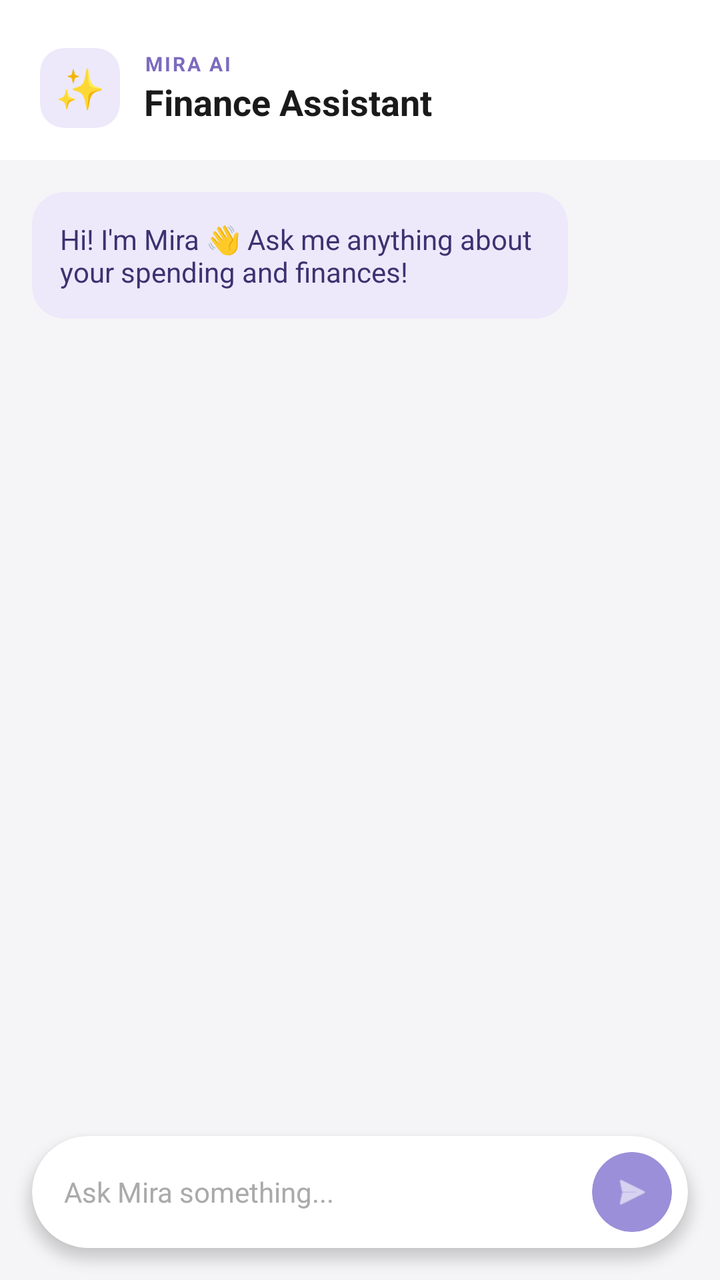
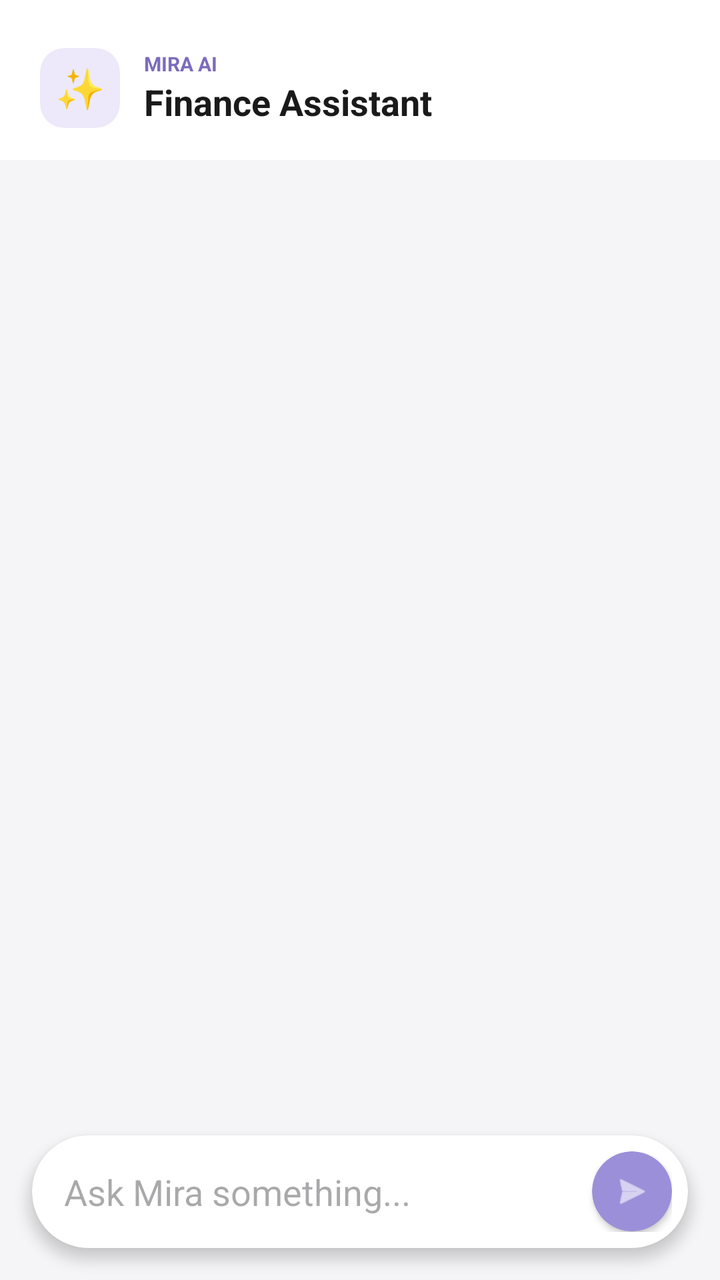

The first picture is an Android layout as it rendered before a commit; the second is the same layout after the commit. The layout source and the unified diff follow.
<!-- AndroidManifest.xml: application theme Theme.WatchYourWallet -->
<!-- res/layout/activity_chatbot.xml -->
<?xml version="1.0" encoding="utf-8"?>
<androidx.constraintlayout.widget.ConstraintLayout
    xmlns:android="http://schemas.android.com/apk/res/android"
    xmlns:app="http://schemas.android.com/apk/res-auto"
    android:layout_width="match_parent"
    android:layout_height="match_parent"
    android:background="#F5F5F7">

    
    <LinearLayout
        android:id="@+id/topBar"
        android:layout_width="0dp"
        android:layout_height="wrap_content"
        android:orientation="horizontal"
        android:paddingHorizontal="20dp"
        android:paddingTop="24dp"
        android:paddingBottom="16dp"
        android:gravity="center_vertical"
        android:background="#FFFFFF"
        app:layout_constraintTop_toTopOf="parent"
        app:layout_constraintStart_toStartOf="parent"
        app:layout_constraintEnd_toEndOf="parent">

        
        <androidx.cardview.widget.CardView
            android:layout_width="40dp"
            android:layout_height="40dp"
            app:cardCornerRadius="12dp"
            app:cardElevation="0dp"
            app:cardBackgroundColor="#EDE9FB"
            android:layout_marginEnd="12dp">

            <TextView
                android:layout_width="match_parent"
                android:layout_height="match_parent"
                android:text="✨"
                android:textSize="20sp"
                android:gravity="center"/>
        </androidx.cardview.widget.CardView>

        
        <LinearLayout
            android:layout_width="0dp"
            android:layout_height="wrap_content"
            android:layout_weight="1"
            android:orientation="vertical">

            <TextView
                android:text="MIRA AI"
                android:textSize="10sp"
                android:textColor="#7C6BBF"
                android:textStyle="bold"
                android:letterSpacing="0.1"
                android:layout_width="wrap_content"
                android:layout_height="wrap_content"/>

            <TextView
                android:text="Finance Assistant"
                android:textSize="18sp"
                android:textColor="#1A1A1A"
                android:textStyle="bold"
                android:layout_width="wrap_content"
                android:layout_height="wrap_content"/>
        </LinearLayout>
    </LinearLayout>

    
    <ScrollView
        android:id="@+id/scrollView"
        android:layout_width="0dp"
        android:layout_height="0dp"
        android:fillViewport="true"
        app:layout_constraintTop_toBottomOf="@id/topBar"
        app:layout_constraintBottom_toTopOf="@id/inputCard"
        app:layout_constraintStart_toStartOf="parent"
        app:layout_constraintEnd_toEndOf="parent">

        <LinearLayout
            android:layout_width="match_parent"
            android:layout_height="wrap_content"
            android:orientation="vertical"
            android:padding="16dp">

            
            <androidx.cardview.widget.CardView
                android:layout_width="wrap_content"
                android:layout_height="wrap_content"
                android:layout_marginBottom="12dp"
                android:layout_gravity="start"
                android:layout_marginEnd="60dp"
                app:cardCornerRadius="16dp"
                app:cardElevation="0dp"
                app:cardBackgroundColor="#EDE9FB">

                <TextView
                    android:layout_width="wrap_content"
                    android:layout_height="wrap_content"
                    android:text="Hi! I'm Mira 👋 Ask me anything about your spending and finances!"
                    android:textSize="14sp"
                    android:textColor="#3D3270"
                    android:padding="14dp"/>
            </androidx.cardview.widget.CardView>

            
            <TextView
                android:id="@+id/chatHistory"
                android:layout_width="match_parent"
                android:layout_height="wrap_content"
                android:textSize="14sp"
                android:textColor="#1A1A1A"
                android:lineSpacingExtra="6dp"/>

        </LinearLayout>
    </ScrollView>

    
    <androidx.cardview.widget.CardView
        android:id="@+id/inputCard"
        android:layout_width="0dp"
        android:layout_height="wrap_content"
        android:layout_marginHorizontal="16dp"
        android:layout_marginBottom="16dp"
        app:cardCornerRadius="28dp"
        app:cardElevation="4dp"
        app:cardBackgroundColor="#FFFFFF"
        app:layout_constraintBottom_toBottomOf="parent"
        app:layout_constraintStart_toStartOf="parent"
        app:layout_constraintEnd_toEndOf="parent">

        <LinearLayout
            android:layout_width="match_parent"
            android:layout_height="wrap_content"
            android:orientation="horizontal"
            android:paddingStart="16dp"
            android:paddingEnd="8dp"
            android:paddingVertical="8dp"
            android:gravity="center_vertical">

            <EditText
                android:id="@+id/userInput"
                android:layout_width="0dp"
                android:layout_height="wrap_content"
                android:layout_weight="1"
                android:hint="Ask Mira something..."
                android:textSize="14sp"
                android:textColor="#1A1A1A"
                android:textColorHint="#AAAAAA"
                android:background="@null"
                android:maxLines="3"
                android:paddingVertical="8dp"/>

            
            <androidx.cardview.widget.CardView
                android:id="@+id/sendButton"
                android:layout_width="40dp"
                android:layout_height="40dp"
                android:layout_marginStart="8dp"
                app:cardCornerRadius="20dp"
                app:cardElevation="0dp"
                app:cardBackgroundColor="#9C8FD9">

                <ImageView
                    android:layout_width="match_parent"
                    android:layout_height="match_parent"
                    android:src="@android:drawable/ic_menu_send"
                    android:padding="10dp"
                    android:tint="#FFFFFF"/>
            </androidx.cardview.widget.CardView>

        </LinearLayout>
    </androidx.cardview.widget.CardView>

</androidx.constraintlayout.widget.ConstraintLayout>
<!-- resources referenced by this layout -->
<resources>
  <style name="Theme.WatchYourWallet" parent="Base.Theme.WatchYourWallet" />
  <style name="Base.Theme.WatchYourWallet" parent="Theme.Material3.DayNight.NoActionBar">
          <item name="android:statusBarColor">@color/purple_primary</item>
          <item name="colorPrimary">@color/purple_primary</item>
      </style>
  <color name="purple_primary">#9C8FD9</color>
</resources>

<!-- the commit's change to res/layout/activity_chatbot.xml (unified diff, before → after) -->
@@ -50,7 +50,6 @@
                 android:textSize="10sp"
                 android:textColor="#7C6BBF"
                 android:textStyle="bold"
-                android:letterSpacing="0.1"
                 android:layout_width="wrap_content"
                 android:layout_height="wrap_content"/>
 
@@ -65,53 +64,14 @@
     </LinearLayout>
 
     
-    <ScrollView
-        android:id="@+id/scrollView"
+    <androidx.recyclerview.widget.RecyclerView
+        android:id="@+id/chatRecycler"
         android:layout_width="0dp"
         android:layout_height="0dp"
-        android:fillViewport="true"
         app:layout_constraintTop_toBottomOf="@id/topBar"
         app:layout_constraintBottom_toTopOf="@id/inputCard"
         app:layout_constraintStart_toStartOf="parent"
-        app:layout_constraintEnd_toEndOf="parent">
-
-        <LinearLayout
-            android:layout_width="match_parent"
-            android:layout_height="wrap_content"
-            android:orientation="vertical"
-            android:padding="16dp">
-
-            
-            <androidx.cardview.widget.CardView
-                android:layout_width="wrap_content"
-                android:layout_height="wrap_content"
-                android:layout_marginBottom="12dp"
-                android:layout_gravity="start"
-                android:layout_marginEnd="60dp"
-                app:cardCornerRadius="16dp"
-                app:cardElevation="0dp"
-                app:cardBackgroundColor="#EDE9FB">
-
-                <TextView
-                    android:layout_width="wrap_content"
-                    android:layout_height="wrap_content"
-                    android:text="Hi! I'm Mira 👋 Ask me anything about your spending and finances!"
-                    android:textSize="14sp"
-                    android:textColor="#3D3270"
-                    android:padding="14dp"/>
-            </androidx.cardview.widget.CardView>
-
-            
-            <TextView
-                android:id="@+id/chatHistory"
-                android:layout_width="match_parent"
-                android:layout_height="wrap_content"
-                android:textSize="14sp"
-                android:textColor="#1A1A1A"
-                android:lineSpacingExtra="6dp"/>
-
-        </LinearLayout>
-    </ScrollView>
+        app:layout_constraintEnd_toEndOf="parent"/>
 
     
     <androidx.cardview.widget.CardView
@@ -131,9 +91,7 @@
             android:layout_width="match_parent"
             android:layout_height="wrap_content"
             android:orientation="horizontal"
-            android:paddingStart="16dp"
-            android:paddingEnd="8dp"
-            android:paddingVertical="8dp"
+            android:padding="8dp"
             android:gravity="center_vertical">
 
             <EditText
@@ -142,21 +100,15 @@
                 android:layout_height="wrap_content"
                 android:layout_weight="1"
                 android:hint="Ask Mira something..."
-                android:textSize="14sp"
-                android:textColor="#1A1A1A"
-                android:textColorHint="#AAAAAA"
                 android:background="@null"
                 android:maxLines="3"
-                android:paddingVertical="8dp"/>
+                android:padding="8dp"/>
 
-            
             <androidx.cardview.widget.CardView
                 android:id="@+id/sendButton"
                 android:layout_width="40dp"
                 android:layout_height="40dp"
-                android:layout_marginStart="8dp"
                 app:cardCornerRadius="20dp"
-                app:cardElevation="0dp"
                 app:cardBackgroundColor="#9C8FD9">
 
                 <ImageView
@@ -164,10 +116,11 @@
                     android:layout_height="match_parent"
                     android:src="@android:drawable/ic_menu_send"
                     android:padding="10dp"
-                    android:tint="#FFFFFF"/>
+                    app:tint="#FFFFFF" />
             </androidx.cardview.widget.CardView>
 
         </LinearLayout>
+
     </androidx.cardview.widget.CardView>
 
 </androidx.constraintlayout.widget.ConstraintLayout>
